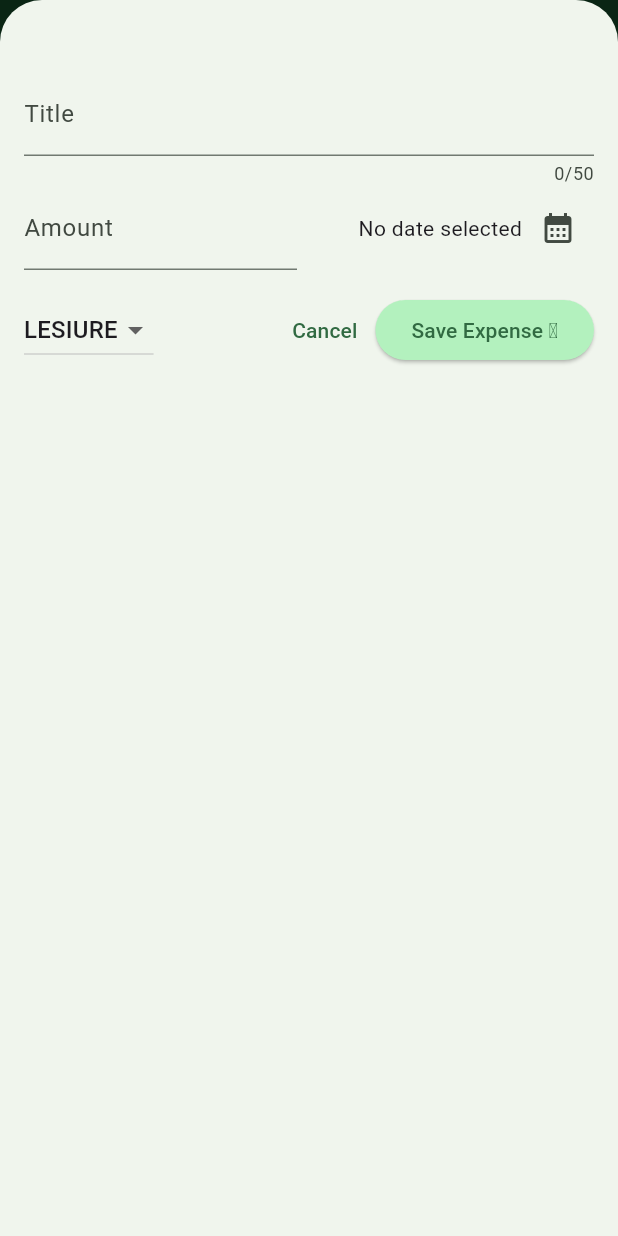
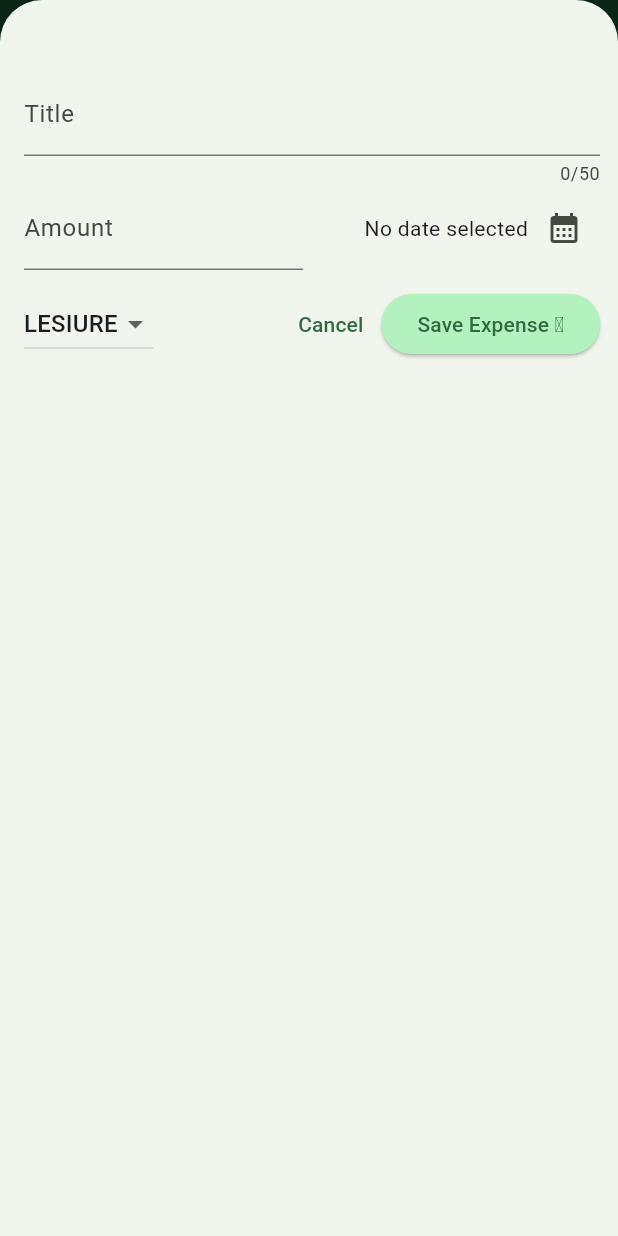
Before and after one commit to Anuragroyan/expense_tracky, a Flutter app: the screen it shows after launch, after a tap on the "explicit" icon, on a phone screen of 412 x 824 dp. Run offline on Flutter 3.47's test engine with Material 3 defaults, Android fonts, the phone set to English and light mode, and no system bars.

Commit message:
design is adjusted

```diff
--- a/lib/widgets/new_expense.dart
+++ b/lib/widgets/new_expense.dart
@@ -78,7 +78,7 @@ class _NewExpenseState extends State<NewExpense> {
   @override
   Widget build(BuildContext context) {
     return Padding(
-      padding: const EdgeInsets.fromLTRB(16, 48, 16, 16),
+      padding: const EdgeInsets.fromLTRB(16, 48, 12, 16),
       child: Column(
         children: [
           TextField(
@@ -100,7 +100,7 @@ class _NewExpenseState extends State<NewExpense> {
                   ),
                 ),
               ),
-              const SizedBox(width: 16),
+              const SizedBox(width: 12),
               Expanded(
                 child: Row(
                   mainAxisAlignment: MainAxisAlignment.end,
@@ -122,7 +122,7 @@ class _NewExpenseState extends State<NewExpense> {
               ),
             ],
           ),
-          const SizedBox(height: 16),
+          const SizedBox(height: 12),
           Row(
             children: [
               DropdownButton(
```
